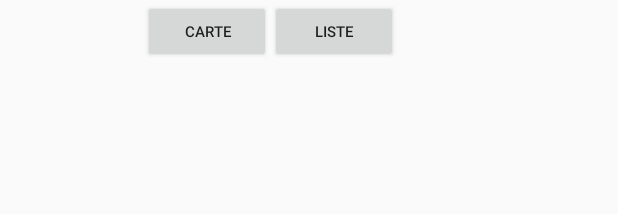
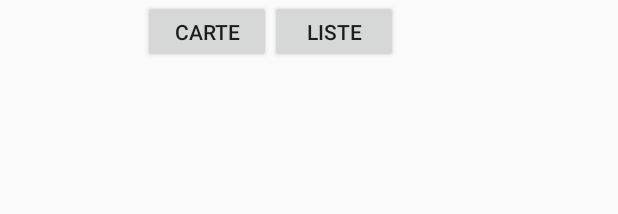
Before and after one commit to ThibautE/ProjetAR, an Android app: the layout activity_main.xml on its own in the app's theme, with its tools: preview values and no code run, on a phone screen of 412 x 824 dp. Shown: the top 214 px of the screen. Run offline under Robolectric (Android 15) with nearby library versions, the phone set to English and light mode, and no system bars; plain views replace ArchitectView.

Commit message:
ajout bouton carte et bouton liste, ajout des activité carte et liste, augmentation de la base de données

```diff
--- a/app/src/main/res/layout/activity_main.xml
+++ b/app/src/main/res/layout/activity_main.xml
@@ -11,26 +11,27 @@
         android:id="@+id/architectView"
         android:layout_width="fill_parent"
         android:layout_height="fill_parent"
-        android:layout_alignParentTop="true"
         android:layout_alignParentLeft="true"
-        android:layout_alignParentStart="true">
+        android:layout_alignParentStart="true"
+        android:layout_alignParentTop="true">
 
         <Button
             android:id="@+id/button2"
             android:layout_width="85dp"
             android:layout_height="42dp"
+            android:layout_marginStart="95dp"
             android:layout_marginLeft="95dp"
-            android:layout_marginRight="0dp"
-            android:text="Carte"
-            android:textSize="10sp" />
+            android:text="@string/carte"
+            android:textSize="14sp" />
 
         <Button
             android:id="@+id/button3"
             android:layout_width="85dp"
             android:layout_height="42dp"
+            android:layout_marginStart="180dp"
             android:layout_marginLeft="180dp"
-            android:text="Liste"
-            android:textSize="10sp" />
+            android:text="@string/liste"
+            android:textSize="14sp" />
     </com.wikitude.architect.ArchitectView>
 
 </RelativeLayout>
--- a/app/src/main/res/values/strings.xml
+++ b/app/src/main/res/values/strings.xml
@@ -5,4 +5,6 @@
     <string name="provider_new_status">The provider %1$s has now a new status %2$s</string>
     <string name="new_location">New Location : Latitude = %1$f, Longitude = %2$f, Altitude = %3$f avec une précision de %4$f mètres</string>
     <string name="title_activity_carte">Map</string>
+    <string name="carte">Carte</string>
+    <string name="liste">Liste</string>
 </resources>
```
Also changed, not shown: 31 other files.
